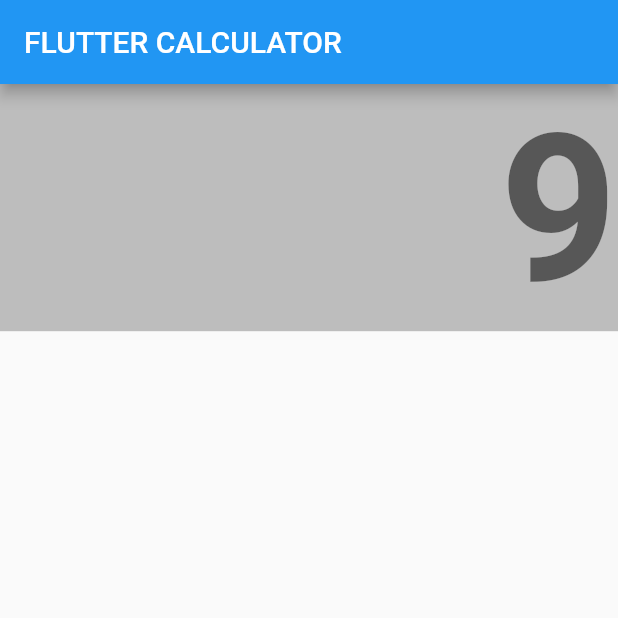
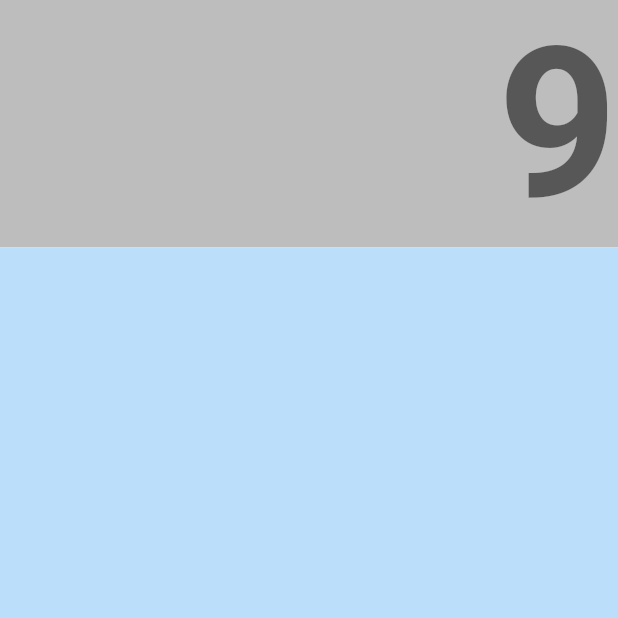
Before and after one commit to abdullac/flutter_calculator, a Flutter app: the screen it shows after launch, on a phone screen of 412 x 824 dp, the top half of it. Run offline on Flutter 3.47's test engine with Material 2 defaults, Android fonts, the phone set to English and light mode, and no system bars.

Commit message:
set buttons area size

```diff
--- a/lib/buttons_area.dart
+++ b/lib/buttons_area.dart
@@ -1,6 +1,7 @@
 
 
 import 'package:flutter/material.dart';
+import 'package:flutter_calculator/values/values.dart';
 
 class ButtonsArea extends StatefulWidget{
 
@@ -13,6 +14,15 @@ class ButtonsAreaState extends State<ButtonsArea> {
 
   @override
   Widget build(BuildContext context) {
-    return SizedBox();
+    return Container(
+      decoration: BoxDecoration(color: Colors.blue[100]),
+      height: (desplayHeight * .8),
+      width: double.infinity,
+      child: Column(
+        children: const [
+
+        ],
+      ),
+    );
   }
 }
--- a/lib/desplay_area.dart
+++ b/lib/desplay_area.dart
@@ -1,4 +1,5 @@
 import 'package:flutter/material.dart';
+import 'package:flutter_calculator/values/values.dart';
 
 class DesplayArea extends StatefulWidget {
   @override
@@ -8,10 +9,9 @@ class DesplayArea extends StatefulWidget {
 class DesplayAreaState extends State<DesplayArea> {
   @override
   Widget build(BuildContext context) {
-    double height = MediaQuery.of(context).size.height;
     return Container(
       decoration: BoxDecoration(color: Colors.grey[400]),
-      height: height / 5,
+      height: desplayHeight * .2,
       child: Column(
         mainAxisAlignment: MainAxisAlignment.end,
         children: [
@@ -23,7 +23,7 @@ class DesplayAreaState extends State<DesplayArea> {
                 style: TextStyle(
                     color: Colors.black54,
                     fontWeight: FontWeight.bold,
-                    fontSize: (height / 6)),
+                    fontSize: (desplayHeight *.17)),
               ),
             ),
           ),
--- a/lib/main_screen.dart
+++ b/lib/main_screen.dart
@@ -2,6 +2,7 @@
 import 'package:flutter/material.dart';
 import 'package:flutter_calculator/buttons_area.dart';
 import 'package:flutter_calculator/desplay_area.dart';
+import 'package:flutter_calculator/values/values.dart';
 
 class MainScreen extends StatefulWidget {
   @override
@@ -11,10 +12,8 @@ class MainScreen extends StatefulWidget {
 class MainScreenState extends State<MainScreen> {
   @override
   Widget build(BuildContext context) {
+    desplayHeight = MediaQuery.of(context).size.height;
     return Scaffold(
-      appBar: AppBar(
-        title: Text('FLUTTER CALCULATOR'),
-      ),
       body: SafeArea(
         child: Container(
           child: Column(
--- /dev/null
+++ b/lib/values/values.dart
@@ -0,0 +1,2 @@
+
+double desplayHeight = 200;
```
